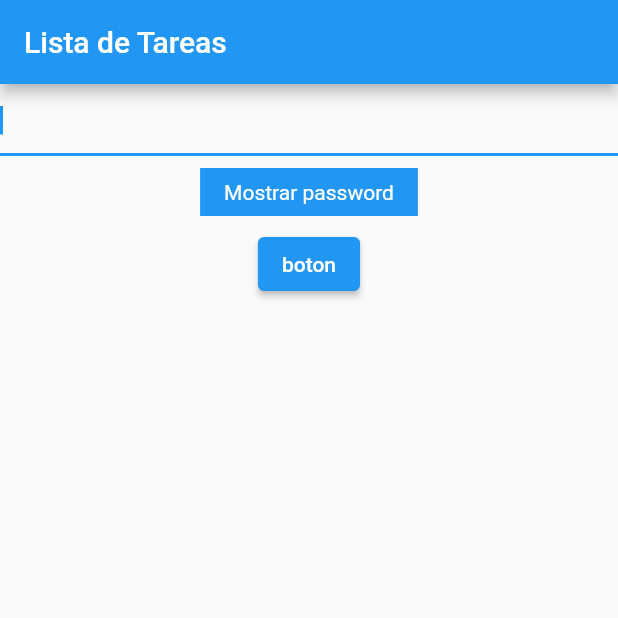
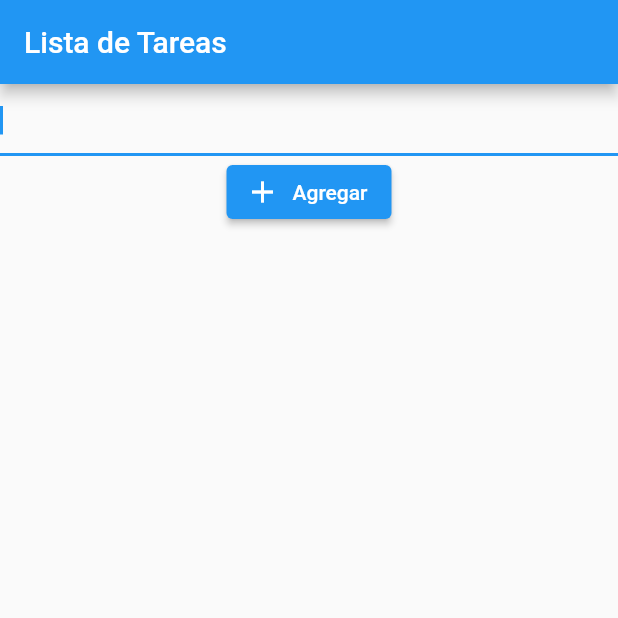
Before and after one commit to paulocrr/my_todo_list, a Flutter app: the screen it shows after launch, on a phone screen of 412 x 824 dp, the top half of it. Run offline on Flutter 3.47's test engine with Material 2 defaults, Android fonts, the phone set to English and light mode, and no system bars.

Commit message:
feat: Se agergo un icon elevetated button

```diff
--- a/lib/main.dart
+++ b/lib/main.dart
@@ -43,31 +43,10 @@ class _HomeScreenState extends State<HomeScreen> {
                 obscureText: hideText,
                 autofocus: true,
               ),
-              InkWell(
-                splashColor: Colors.red,
-                onTapDown: (_) {
-                  setState(() {
-                    hideText = false;
-                  });
-                },
-                onTapUp: (_) {
-                  setState(() {
-                    hideText = true;
-                  });
-                },
-                child: Container(
-                  child: const Text(
-                    'Mostrar password',
-                    style: TextStyle(color: Colors.white),
-                  ),
-                  decoration: BoxDecoration(color: Colors.blue),
-                  padding: EdgeInsets.symmetric(vertical: 8, horizontal: 16),
-                  margin: EdgeInsets.all(8),
-                ),
-              ),
-              ElevatedButton(
+              ElevatedButton.icon(
                 onPressed: () {},
-                child: Text('boton'),
+                icon: Icon(Icons.add),
+                label: Text('Agregar'),
               ),
             ],
           )
```
